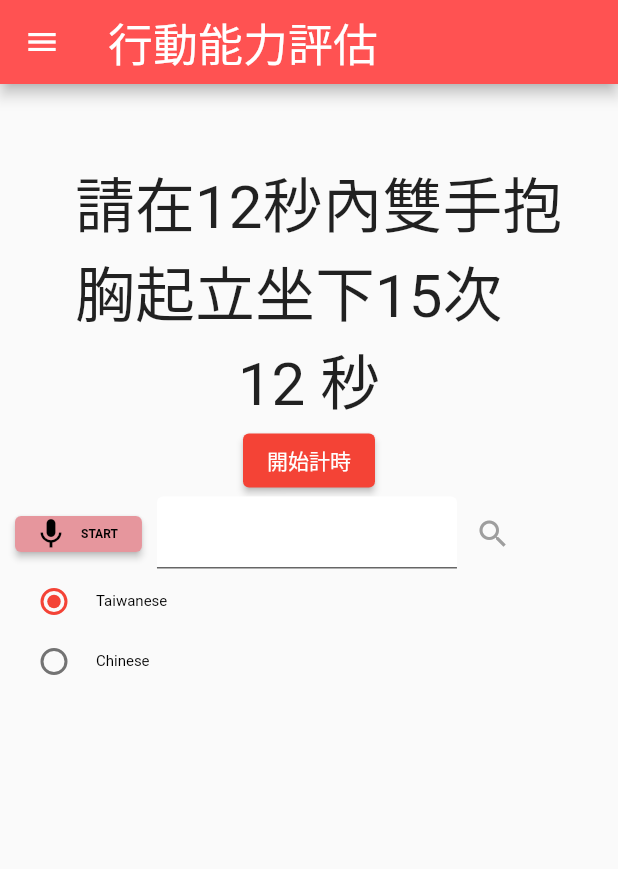
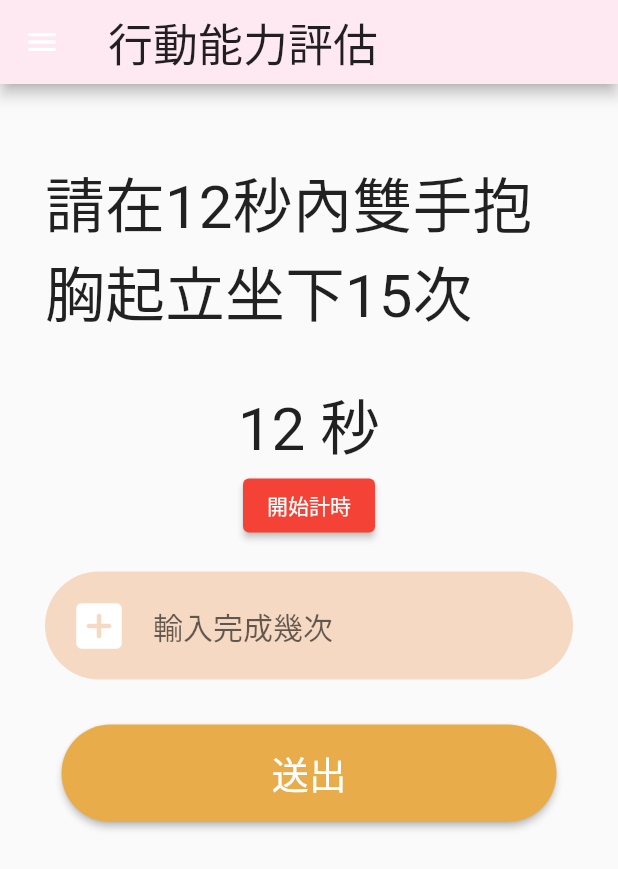
Before and after one commit to Hlunlun/ICOPE, a Flutter app: the Ability screen opened by its route, on a phone screen of 412 x 824 dp. Shown: the top 869 px of the screen. Run offline on Flutter 3.47's test engine with Material 2 defaults, Android fonts, the phone set to English and light mode, and no system bars; our stand-ins replace flutter_dotenv, flutter_tts, permission_handler; missing offline and left inert: flutter_sound_lite, flutter_sound_web, sign_button.

Commit message:
Add files via upload

```diff
--- a/lib/screen/ability.dart
+++ b/lib/screen/ability.dart
@@ -1,9 +1,14 @@
 
 import 'package:flutter/material.dart';
+import 'package:icope/utils/alert_dialog.dart';
 import '../record/record.dart';
 import '../timer_model.dart';
 import 'dart:async';
-
+import 'package:flutter/services.dart';
+Color cursorColor = Color(0xFFD78F50);
+Color fillColor = Color(0xFFF6D9C2);
+Color loginBtnColor = Color(0xffe8ad4a);
+final TextEditingController timesController=TextEditingController();
 class Ability extends StatefulWidget {
   const Ability({Key? key}) : super(key: key);
 
@@ -31,10 +36,10 @@ class _Ability extends State<Ability> {
         appBar: AppBar(
 
           title: const Text('行動能力評估',style: TextStyle(
-            color: Colors.white,
+            color: Colors.black87,
             fontSize: 30,
           ),),
-          backgroundColor: Colors.redAccent,
+          backgroundColor: Color(0xFFFEE9F2),
           // actions: [
           //   IconButton(
           //     iconSize: 35,
@@ -52,15 +57,96 @@ class _Ability extends State<Ability> {
 
             SizedBox(height: 50,),
             Padding(
-                padding: EdgeInsets.fromLTRB(50, 0, 20, 0),
+                padding: EdgeInsets.fromLTRB(30, 0, 30, 30),
                 child: Text('請在12秒內雙手抱胸起立坐下15次',style: TextStyle(fontSize: 40),)
             ),
             TimerModel(),
-            Record(),
+
+            Padding(
+              padding: EdgeInsets.fromLTRB(30, 20, 30, 30),
+              child: TextFormField(
+                controller: timesController,
+                onChanged: (String text){
+                  if(text==""){
+
+                  }
+                },
+                style: TextStyle(
+                    fontSize: 30,
+                    height: 30/30
+                ),
+                cursorColor: cursorColor,
+                cursorWidth: 3,
+                keyboardType: TextInputType.number,
+                inputFormatters: <TextInputFormatter>[
+                  FilteringTextInputFormatter.digitsOnly
+                ],
+                textInputAction: TextInputAction.next,
+                // cursorColor: kPrimaryColor,
+                onSaved: (email) {},
+                decoration: InputDecoration(
+                  filled: true,
+                  fillColor: fillColor,
+                  focusedBorder: OutlineInputBorder(
+                    borderSide: BorderSide(
+                      color: Colors.transparent,
+                    ),
+                    borderRadius: BorderRadius.circular(50.0),
+                  ),
+                  enabledBorder: OutlineInputBorder(
+                    borderRadius: BorderRadius.circular(50.0),
+                    borderSide: BorderSide(color: Colors.transparent), ),
+                  hintText:"輸入完成幾次",
+                  hintStyle: TextStyle(fontSize: 20,),
+                  prefixIcon: Padding(
+                    padding: const EdgeInsets.all(16),
+                    child: Icon(Icons.add_box_rounded ,color: Colors.white,size: 40,),
+                  ),
+                ),
+              ),
+            ),
+            Hero(
+              tag: "login_btn",
+              child: ElevatedButton(
+                style: ButtonStyle(
+                  fixedSize: MaterialStateProperty.all(const Size(330,65.0)),
+                  shape: MaterialStateProperty.all(RoundedRectangleBorder(borderRadius:BorderRadius.circular(60))),
+                  backgroundColor: MaterialStateProperty.all(loginBtnColor),
+                ),
+                onPressed: (){
+                  if(int.parse(timesController.text) >= 15){
+                    showDialog<String>(
+                        context: context,
+                        builder: (context) {
+                          return AlertDialog(
+                            content: Text('很棒!繼續保持'),
+                          );
+                        },
+                    );
+                  }
+                  else{
+                    showDialog<String>(
+                      context: context,
+                      builder: (context) {
+                        return AlertDialog(
+                          content:
+                          Text('行動能力異常:\n世界衛生組織關於身體活動的全球建議\n1. 每周運動至少10分鐘\n2. 每周進行兩天或更多的肌力運動\n3. 若不能按照建議運動,那就盡可能地多運動'),
+                        );
+                      },
+                    );
+                  }
+                },
+                child: const Text('送出',style: TextStyle(
+                    fontWeight: FontWeight.w300,
+                    color: Colors.white,
+                    fontSize: 25
+                  ),
+                ),
+              ),
+            ),
           ],
         )
     );
-
   }
 
   Widget buildDrawer(String userEmail, BuildContext context) {
```
